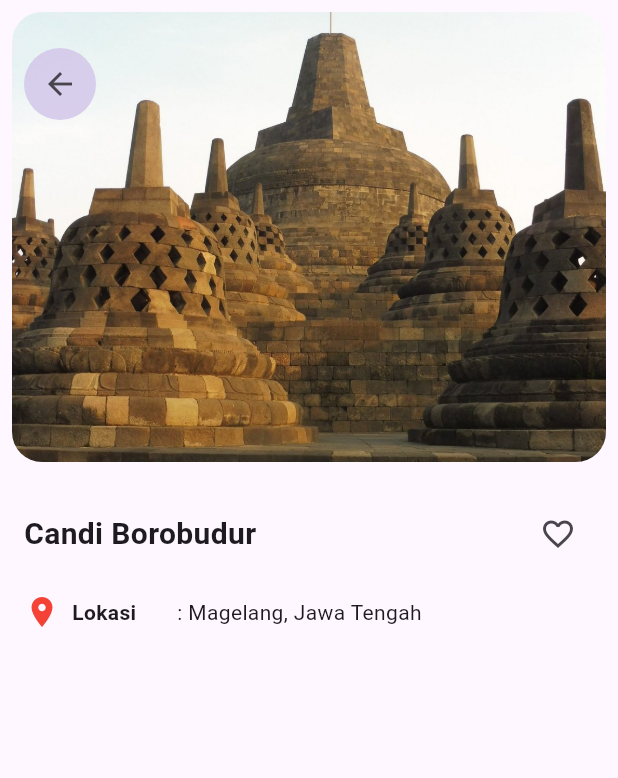
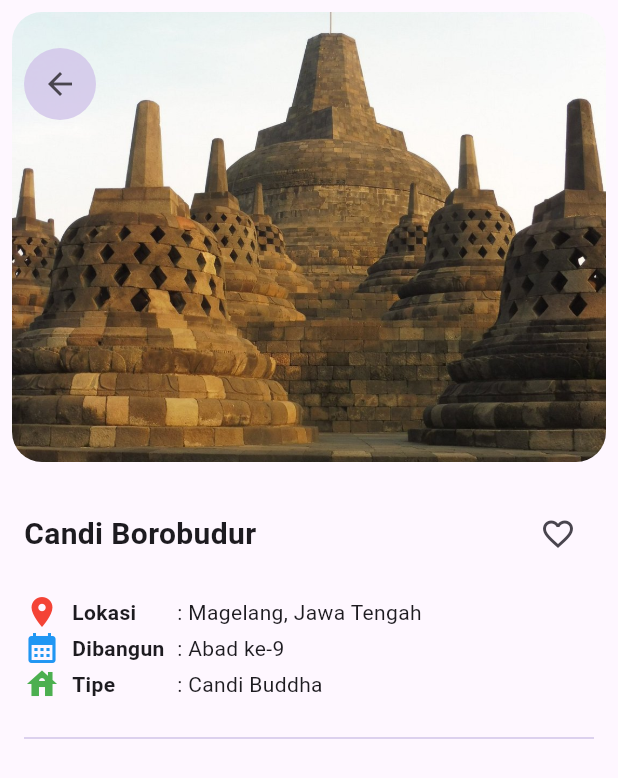
Before and after one commit to NicholasTan24/wisata_candi_nicholastan, a Flutter app: the screen it shows after launch, on a phone screen of 412 x 824 dp. Shown: the top 778 px of the screen. Run offline on Flutter 3.47's test engine with Material 3 defaults, Android fonts, the phone set to English and light mode, and no system bars.

Commit message:
infoDetail Tengah
membuat detail tengahnya dengan pemisahnya

```diff
--- a/lib/screens/detail_screen.dart
+++ b/lib/screens/detail_screen.dart
@@ -49,6 +49,7 @@ class DetailScreen extends StatelessWidget {
           Padding(
             padding: EdgeInsets.symmetric(horizontal: 16),
             child: Column(
+              crossAxisAlignment: CrossAxisAlignment.start,
               children: [
                 SizedBox(height: 16),
                 // info atas(nama candi dan tombol favorit)
@@ -80,11 +81,26 @@ class DetailScreen extends StatelessWidget {
                   ],
                 ),
                 Row(
-                  children: [],
+                  children: [
+                    Icon(Icons.calendar_month, color: Colors.blue),
+                    SizedBox(width: 8),
+                    SizedBox(width: 70,
+                      child: Text('Dibangun', style: TextStyle(
+                        fontWeight: FontWeight.bold))),
+                    Text(': ${candi.built}'),
+                  ],),
+                Row(children: [
+                    Icon(Icons.house, color: Colors.green),
+                    SizedBox(width:8),
+                    SizedBox(width:70,
+                      child: Text('Tipe', style: TextStyle(
+                        fontWeight: FontWeight.bold))),
+                    Text(': ${candi.type}'),
+                  ],
                 ),
-                Row(
-                  children: [],
-                ),
+                SizedBox(height: 16),
+                Divider(color: Colors.deepPurple.shade100),
+                SizedBox(height: 16),
                 // info bawah (deskripsi)
               ],
             ),
```
